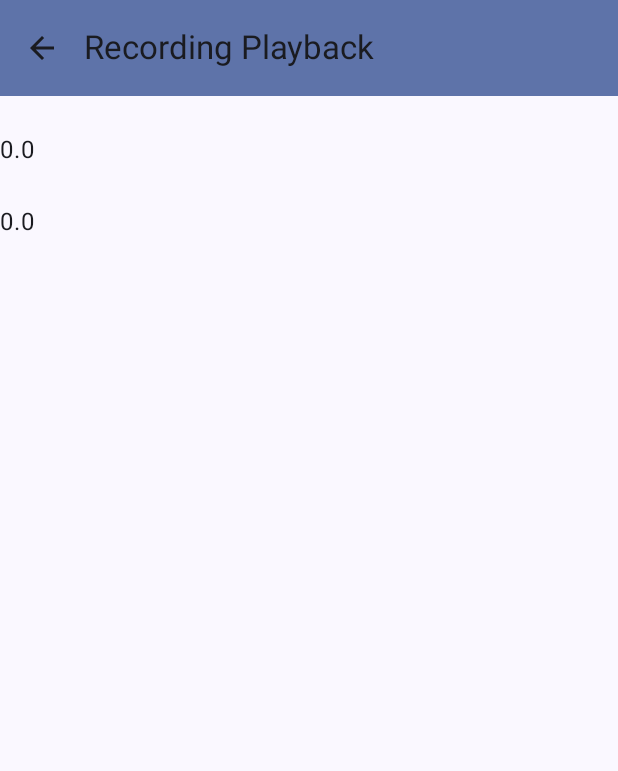
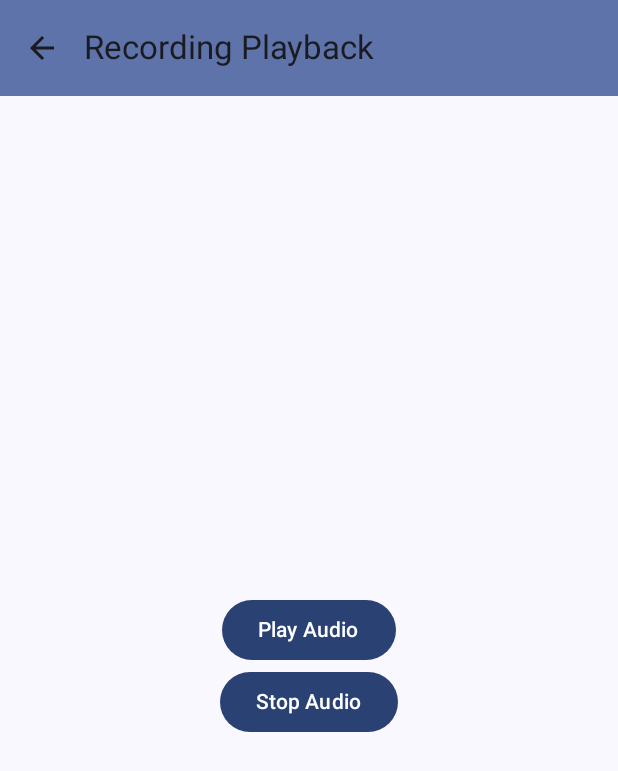
Before and after one commit to hfoley03/PhoneSampler, an Android app built with Jetpack Compose: the PlaybackScreen screen opened through its navigation route, on a phone screen of 412 x 824 dp. Shown: the top 771 px of the screen. Run offline under Robolectric (Android 15) with nearby library versions, the phone set to English and light mode, and no system bars.

Commit message:
started playback screen but file errors in file handling

```diff
--- a/app/src/main/java/com/example/harryerayaudiorecorder/MainActivity.kt
+++ b/app/src/main/java/com/example/harryerayaudiorecorder/MainActivity.kt
@@ -47,7 +47,8 @@ class MainActivity : ComponentActivity() {
         setContent {
             HarryErayAudioRecorderTheme {
 //                RecordSwitchButton(applicationContext)
-                //SimpleFrontPage(applicationContext)
+//                SimpleFrontPage(applicationContext)
+//                PhoneSamplerApp(SamplerViewModel(), context = this)
                 PhoneSamplerApp(SamplerViewModel())
             }
         }
@@ -73,6 +74,7 @@ class MainActivity : ComponentActivity() {
     @Composable
     private fun SimpleFrontPagePreview(){
 //        SimpleFrontPage(context = this)
+//        PhoneSamplerApp(SamplerViewModel(), applicationContext = applicationContext)
         PhoneSamplerApp(SamplerViewModel())
 
     }
--- a/app/src/main/java/com/example/harryerayaudiorecorder/PhoneSamplerScreen.kt
+++ b/app/src/main/java/com/example/harryerayaudiorecorder/PhoneSamplerScreen.kt
@@ -1,5 +1,6 @@
 package com.example.harryerayaudiorecorder
 
+import android.content.Context
 import androidx.annotation.StringRes
 import androidx.compose.foundation.layout.fillMaxHeight
 import androidx.compose.foundation.layout.fillMaxSize
@@ -28,10 +29,13 @@ import androidx.navigation.compose.NavHost
 import androidx.navigation.compose.composable
 import androidx.navigation.compose.currentBackStackEntryAsState
 import androidx.navigation.compose.rememberNavController
+import com.example.harryerayaudiorecorder.ui.AudioViewModel
+//import com.example.harryerayaudiorecorder.ui.AndroidAudioPlayer
 import com.example.harryerayaudiorecorder.ui.PlaybackScreen
 import com.example.harryerayaudiorecorder.ui.RecordScreen
 import com.example.harryerayaudiorecorder.ui.RecordingsListScreen
 import com.example.harryerayaudiorecorder.ui.SamplerViewModel
+import java.io.File
 
 
 enum class PhoneSamplerScreen(@StringRes val title: Int) {
@@ -79,6 +83,7 @@ fun PhoneSamplerApp(
         backStackEntry?.destination?.route ?: PhoneSamplerScreen.Record.name
     )
 
+
     Scaffold(
         topBar = {
             PhoneSamplerAppBar(
@@ -123,10 +128,11 @@ fun PhoneSamplerApp(
             }
             composable(route = PhoneSamplerScreen.Playback.name) {
                 PlaybackScreen(
+                    AudioViewModel(),
                     title = uiState.title,
                     duration = uiState.duration,
                     filePath = uiState.filePath,
-                    fileSize = uiState.fileSize
+                    fileSize = uiState.fileSize,
                 )
             }
         }
--- a/app/src/main/java/com/example/harryerayaudiorecorder/ui/PlaybackScreen.kt
+++ b/app/src/main/java/com/example/harryerayaudiorecorder/ui/PlaybackScreen.kt
@@ -1,25 +1,42 @@
 package com.example.harryerayaudiorecorder.ui
 
+import androidx.compose.foundation.layout.Arrangement
 import androidx.compose.foundation.layout.Column
+import androidx.compose.foundation.layout.fillMaxSize
+import androidx.compose.foundation.layout.padding
+import androidx.compose.material3.Button
 import androidx.compose.material3.Text
 import androidx.compose.runtime.Composable
+import androidx.compose.ui.Alignment
 import androidx.compose.ui.Modifier
-import java.security.cert.CertPath
+import androidx.compose.ui.platform.LocalContext
+import androidx.compose.ui.unit.dp
+import java.io.File
 
 @Composable
-fun PlaybackScreen(
+fun PlaybackScreen(audioViewModel: AudioViewModel,
                    title: String,
                    duration: Double,
                    filePath: String,
                    fileSize: Double,
                    onPlayButtonClicked: () -> Unit = {},
-    modifier: Modifier = Modifier
+                   modifier: Modifier = Modifier) {
+    val context = LocalContext.current
+    Column(
+        modifier = Modifier.fillMaxSize().padding(16.dp),
+        horizontalAlignment = Alignment.CenterHorizontally,
+        verticalArrangement = Arrangement.Center
     ) {
-    Column {
-        Text(text = "$title")
-        Text(text = "$duration")
-        Text(text = "$filePath")
-        Text(text = "$fileSize")
+        Button(onClick = {
+            val audioFile = File(context.filesDir, "korhan_Yok.wav") // Ensure this file exists
+            audioViewModel.playAudio(audioFile)
+        }) {
+            Text("Play Audio")
         }
-
+        Button(onClick = {
+            audioViewModel.stopAudio()
+        }) {
+            Text("Stop Audio")
         }
+    }
+}
```
Also changed, not shown: app/src/main/java/com/example/harryerayaudiorecorder/ui/AudioViewModel.kt (added, +36 -0 lines), app/src/main/java/com/example/harryerayaudiorecorder/ui/RecordScreen.kt (+0 -18 lines). Lines whose indentation alone changed are shown as unchanged.
